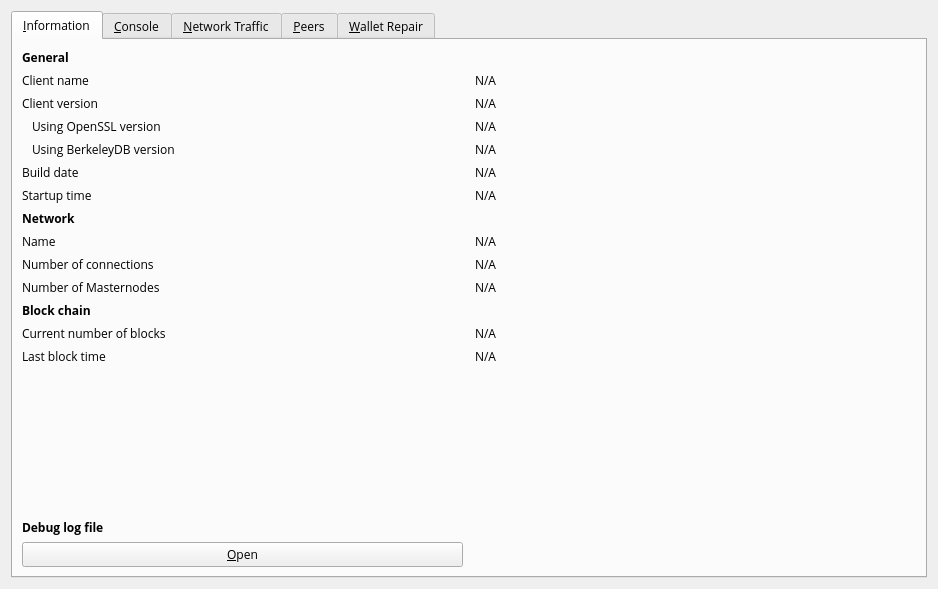
Before: the Qt Designer form src/qt/forms/rpcconsole.ui in camenlx/dystem-core, drawn with Qt 5.
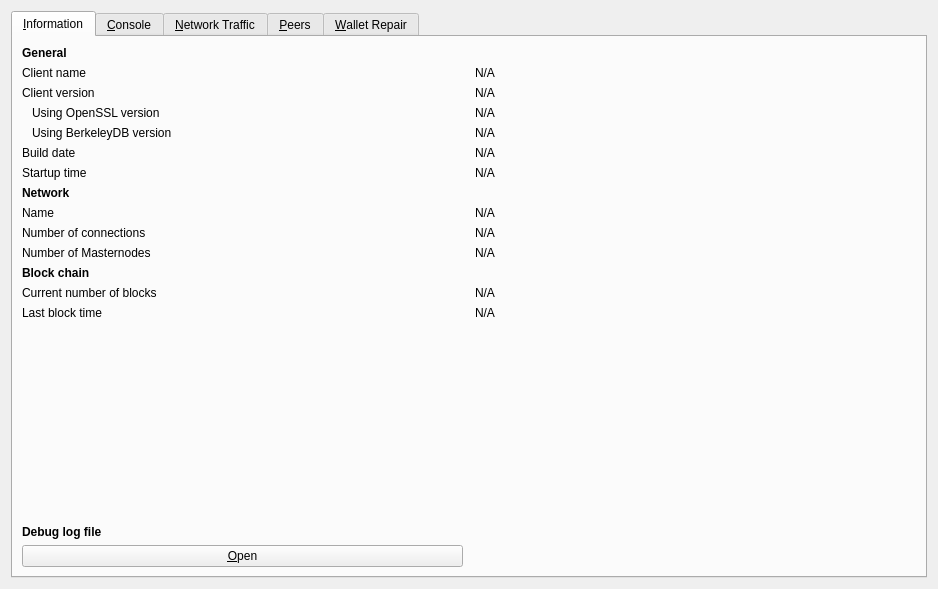
After: the same form once the commit is applied. The open tabs and pages were chosen to show the change. Icons and pictures are not drawn. Custom widgets are drawn as their Qt base class.

Commit message: Fixing masx width / height on the RPC console

Diff of the .ui file:
```diff
--- a/src/qt/forms/rpcconsole.ui
+++ b/src/qt/forms/rpcconsole.ui
@@ -10,34 +10,12 @@
     <height>589</height>
    </rect>
   </property>
-  <property name="sizePolicy">
-   <sizepolicy hsizetype="Preferred" vsizetype="Preferred">
-    <horstretch>0</horstretch>
-    <verstretch>0</verstretch>
-   </sizepolicy>
-  </property>
-  <property name="maximumSize">
-   <size>
-    <width>938</width>
-    <height>623</height>
-   </size>
-  </property>
-  <property name="font">
-   <font>
-    <family>Open Sans</family>
-   </font>
-  </property>
   <property name="windowTitle">
    <string>Tools window</string>
   </property>
   <layout class="QVBoxLayout" name="verticalLayout_2">
    <item>
     <widget class="QTabWidget" name="tabWidget">
-     <property name="font">
-      <font>
-       <family>Open Sans</family>
-      </font>
-     </property>
      <property name="currentIndex">
       <number>3</number>
      </property>
@@ -53,7 +31,6 @@
         <widget class="QLabel" name="generalHeader">
          <property name="font">
           <font>
-           <family>Open Sans</family>
            <weight>75</weight>
            <bold>true</bold>
           </font>
@@ -65,11 +42,6 @@
        </item>
        <item row="1" column="0">
         <widget class="QLabel" name="clientNameLabel">
-         <property name="font">
-          <font>
-           <family>Open Sans</family>
-          </font>
-         </property>
          <property name="text">
           <string>Client name</string>
          </property>
@@ -77,11 +49,6 @@
        </item>
        <item row="1" column="1">
         <widget class="QLabel" name="clientName">
-         <property name="font">
-          <font>
-           <family>Open Sans</family>
-          </font>
-         </property>
          <property name="cursor">
           <cursorShape>IBeamCursor</cursorShape>
          </property>
@@ -98,11 +65,6 @@
        </item>
        <item row="2" column="0">
         <widget class="QLabel" name="clientVersionLabel">
-         <property name="font">
-          <font>
-           <family>Open Sans</family>
-          </font>
-         </property>
          <property name="text">
           <string>Client version</string>
          </property>
@@ -110,11 +72,6 @@
        </item>
        <item row="2" column="1">
         <widget class="QLabel" name="clientVersion">
-         <property name="font">
-          <font>
-           <family>Open Sans</family>
-          </font>
-         </property>
          <property name="cursor">
           <cursorShape>IBeamCursor</cursorShape>
          </property>
@@ -131,11 +88,6 @@
        </item>
        <item row="3" column="0">
         <widget class="QLabel" name="openSSLVersionLabel">
-         <property name="font">
-          <font>
-           <family>Open Sans</family>
-          </font>
-         </property>
          <property name="text">
           <string>Using OpenSSL version</string>
          </property>
@@ -146,11 +98,6 @@
        </item>
        <item row="3" column="1">
         <widget class="QLabel" name="openSSLVersion">
-         <property name="font">
-          <font>
-           <family>Open Sans</family>
-          </font>
-         </property>
          <property name="cursor">
           <cursorShape>IBeamCursor</cursorShape>
          </property>
@@ -167,11 +114,6 @@
        </item>
        <item row="4" column="0">
         <widget class="QLabel" name="berkeleyDBVersionLabel">
-         <property name="font">
-          <font>
-           <family>Open Sans</family>
-          </font>
-         </property>
          <property name="text">
           <string>Using BerkeleyDB version</string>
          </property>
@@ -182,11 +124,6 @@
        </item>
        <item row="4" column="1">
         <widget class="QLabel" name="berkeleyDBVersion">
-         <property name="font">
-          <font>
-           <family>Open Sans</family>
-          </font>
-         </property>
          <property name="cursor">
           <cursorShape>IBeamCursor</cursorShape>
          </property>
@@ -203,11 +140,6 @@
        </item>
        <item row="5" column="0">
         <widget class="QLabel" name="buildDateLabel">
-         <property name="font">
-          <font>
-           <family>Open Sans</family>
-          </font>
-         </property>
          <property name="text">
           <string>Build date</string>
          </property>
@@ -215,11 +147,6 @@
        </item>
        <item row="5" column="1">
         <widget class="QLabel" name="buildDate">
-         <property name="font">
-          <font>
-           <family>Open Sans</family>
-          </font>
-         </property>
          <property name="cursor">
           <cursorShape>IBeamCursor</cursorShape>
          </property>
@@ -236,11 +163,6 @@
        </item>
        <item row="6" column="0">
         <widget class="QLabel" name="startupTimeLabel">
-         <property name="font">
-          <font>
-           <family>Open Sans</family>
-          </font>
-         </property>
          <property name="text">
           <string>Startup time</string>
          </property>
@@ -248,11 +170,6 @@
        </item>
        <item row="6" column="1">
         <widget class="QLabel" name="startupTime">
-         <property name="font">
-          <font>
-           <family>Open Sans</family>
-          </font>
-         </property>
          <property name="cursor">
           <cursorShape>IBeamCursor</cursorShape>
          </property>
@@ -271,7 +188,6 @@
         <widget class="QLabel" name="networkHeader">
          <property name="font">
           <font>
-           <family>Open Sans</family>
            <weight>75</weight>
            <bold>true</bold>
           </font>
@@ -283,11 +199,6 @@
        </item>
        <item row="8" column="0">
         <widget class="QLabel" name="networkNameLabel">
-         <property name="font">
-          <font>
-           <family>Open Sans</family>
-          </font>
-         </property>
          <property name="text">
           <string>Name</string>
          </property>
@@ -295,11 +206,6 @@
        </item>
        <item row="8" column="1">
         <widget class="QLabel" name="networkName">
-         <property name="font">
-          <font>
-           <family>Open Sans</family>
-          </font>
-         </property>
          <property name="cursor">
           <cursorShape>IBeamCursor</cursorShape>
          </property>
@@ -316,11 +222,6 @@
        </item>
        <item row="9" column="0">
         <widget class="QLabel" name="numberOfConnectionsLabel">
-         <property name="font">
-          <font>
-           <family>Open Sans</family>
-          </font>
-         </property>
          <property name="text">
           <string>Number of connections</string>
          </property>
@@ -328,11 +229,6 @@
        </item>
        <item row="9" column="1">
         <widget class="QLabel" name="numberOfConnections">
-         <property name="font">
-          <font>
-           <family>Open Sans</family>
-          </font>
-         </property>
          <property name="cursor">
           <cursorShape>IBeamCursor</cursorShape>
          </property>
@@ -349,11 +245,6 @@
        </item>
        <item row="10" column="0">
         <widget class="QLabel" name="masternodeCountLabel">
-         <property name="font">
-          <font>
-           <family>Open Sans</family>
-          </font>
-         </property>
          <property name="text">
           <string>Number of Masternodes</string>
          </property>
@@ -361,11 +252,6 @@
        </item>
        <item row="10" column="1">
         <widget class="QLabel" name="masternodeCount">
-         <property name="font">
-          <font>
-           <family>Open Sans</family>
-          </font>
-         </property>
          <property name="cursor">
           <cursorShape>IBeamCursor</cursorShape>
          </property>
@@ -384,7 +270,6 @@
         <widget class="QLabel" name="blockchainHeader">
          <property name="font">
           <font>
-           <family>Open Sans</family>
            <weight>75</weight>
            <bold>true</bold>
           </font>
@@ -396,11 +281,6 @@
        </item>
        <item row="12" column="0">
         <widget class="QLabel" name="numberOfBlocksLabel">
-         <property name="font">
-          <font>
-           <family>Open Sans</family>
-          </font>
-         </property>
          <property name="text">
           <string>Current number of blocks</string>
          </property>
@@ -408,11 +288,6 @@
        </item>
        <item row="12" column="1">
         <widget class="QLabel" name="numberOfBlocks">
-         <property name="font">
-          <font>
-           <family>Open Sans</family>
-          </font>
-         </property>
          <property name="cursor">
           <cursorShape>IBeamCursor</cursorShape>
          </property>
@@ -429,11 +304,6 @@
        </item>
        <item row="13" column="0">
         <widget class="QLabel" name="lastBlockTimeLabel">
-         <property name="font">
-          <font>
-           <family>Open Sans</family>
-          </font>
-         </property>
          <property name="text">
           <string>Last block time</string>
          </property>
@@ -441,11 +311,6 @@
        </item>
        <item row="13" column="1">
         <widget class="QLabel" name="lastBlockTime">
-         <property name="font">
-          <font>
-           <family>Open Sans</family>
-          </font>
-         </property>
          <property name="cursor">
           <cursorShape>IBeamCursor</cursorShape>
          </property>
@@ -477,7 +342,6 @@
         <widget class="QLabel" name="debugLogFileHeader">
          <property name="font">
           <font>
-           <family>Open Sans</family>
            <weight>75</weight>
            <bold>true</bold>
           </font>
@@ -489,11 +353,6 @@
        </item>
        <item row="16" column="0">
         <widget class="QPushButton" name="openDebugLogfileButton">
-         <property name="font">
-          <font>
-           <family>Open Sans</family>
-          </font>
-         </property>
          <property name="toolTip">
           <string>Open the DYSTEM debug log file from the current data directory. This can take a few seconds for large log files.</string>
          </property>
```
Left out of the diff: 13 changed lines with no effect on the pictures.
